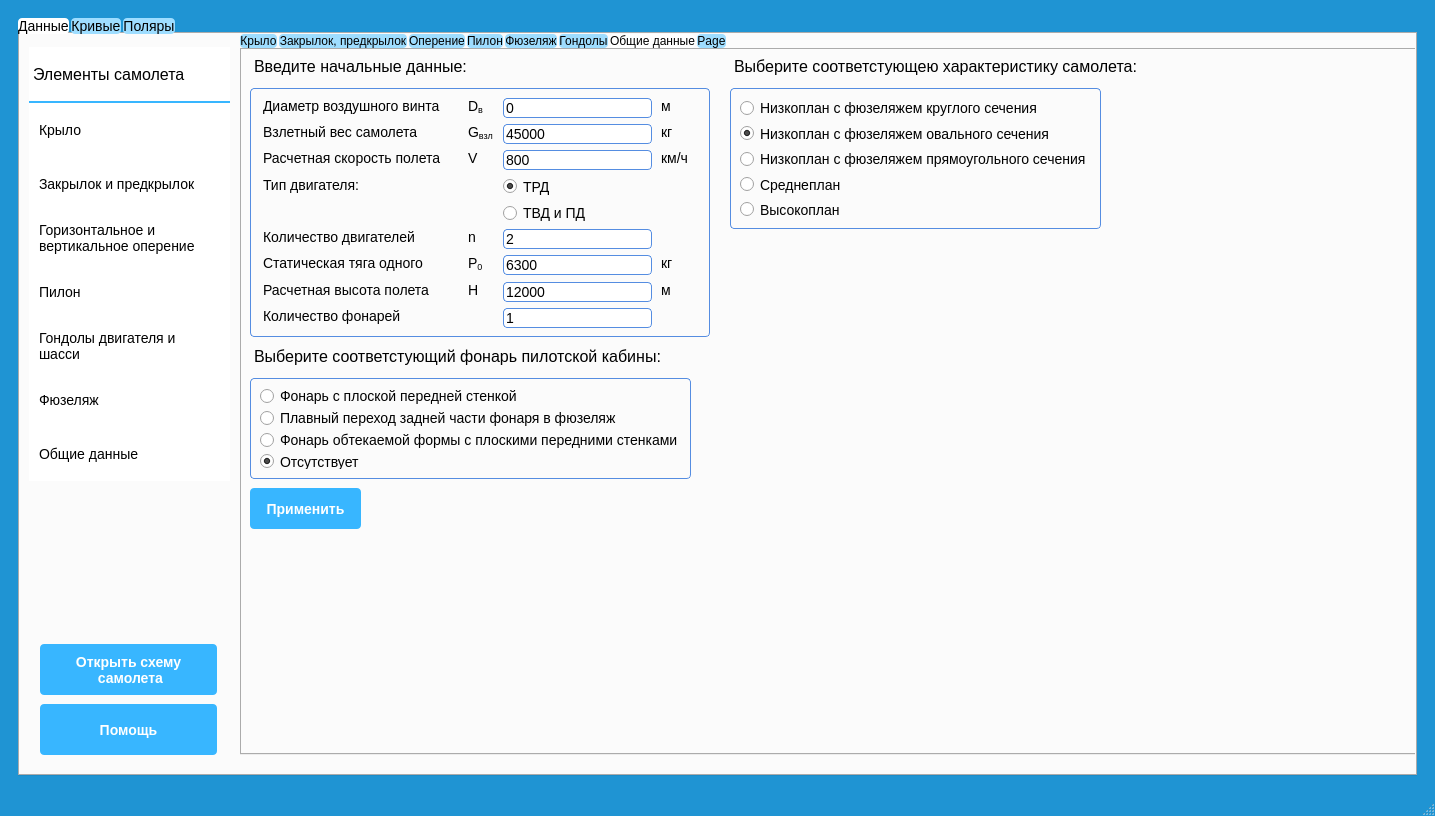
Old version of the form UI.ui in the repository alinlpkv/LapikovaDiplom.
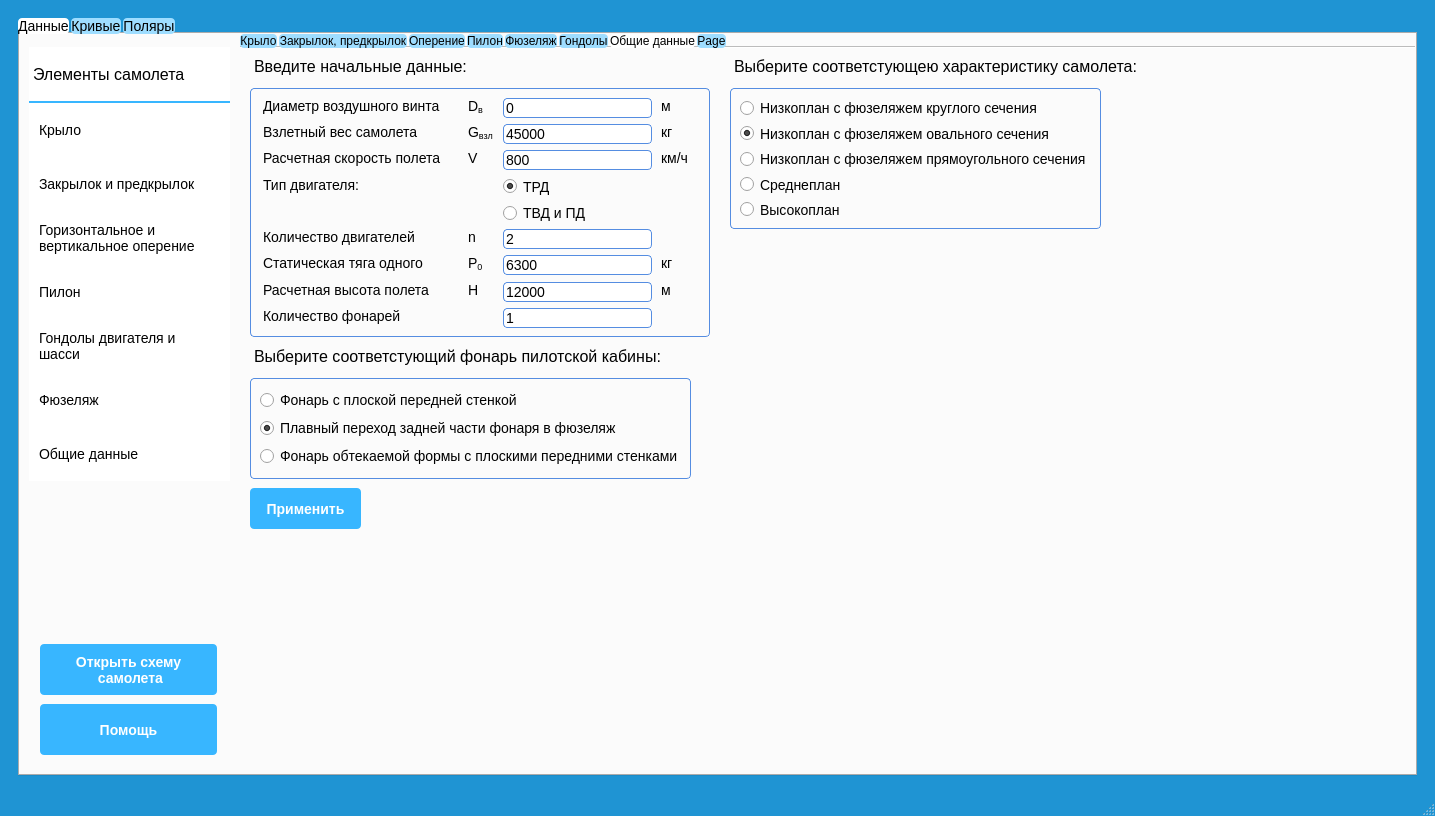
New version of the form. The open tabs and pages were chosen to show the change. Icons and pictures are not drawn.

```diff
--- a/UI.ui
+++ b/UI.ui
@@ -85,7 +85,7 @@
        <enum>QFrame::Plain</enum>
       </property>
       <property name="lineWidth">
-       <number>0</number>
+       <number>6</number>
       </property>
       <property name="widgetResizable">
        <bool>true</bool>
@@ -99,6 +99,12 @@
          <height>778</height>
         </rect>
        </property>
+       <property name="minimumSize">
+        <size>
+         <width>1400</width>
+         <height>775</height>
+        </size>
+       </property>
        <property name="styleSheet">
         <string notr="true">QTabBar::tab::selected{
 	color: black;
@@ -201,7 +207,7 @@
 }
 
 QTabWidget{
-border:0;
+border-bottom: 0;
 }
 
 QDoubleSpinBox {
@@ -220,6 +226,12 @@
             <property name="currentIndex">
              <number>7</number>
             </property>
+            <property name="usesScrollButtons">
+             <bool>true</bool>
+            </property>
+            <property name="documentMode">
+             <bool>true</bool>
+            </property>
             <property name="tabBarAutoHide">
              <bool>false</bool>
             </property>
@@ -3507,13 +3519,6 @@
                    </property>
                   </widget>
                  </item>
-                 <item row="1" column="0">
-                  <widget class="QRadioButton" name="rb_2">
-                   <property name="text">
-                    <string>Плавный переход задней части фонаря в фюзеляж</string>
-                   </property>
-                  </widget>
-                 </item>
                  <item row="2" column="0">
                   <widget class="QRadioButton" name="rb_3">
                    <property name="text">
@@ -3521,10 +3526,10 @@
                    </property>
                   </widget>
                  </item>
-                 <item row="3" column="0">
-                  <widget class="QRadioButton" name="rb_no">
+                 <item row="1" column="0">
+                  <widget class="QRadioButton" name="rb_2">
                    <property name="text">
-                    <string>Отсутствует</string>
+                    <string>Плавный переход задней части фонаря в фюзеляж</string>
                    </property>
                    <property name="checked">
                     <bool>true</bool>
@@ -3972,6 +3977,9 @@
             <property name="currentIndex">
              <number>4</number>
             </property>
+            <property name="documentMode">
+             <bool>true</bool>
+            </property>
             <widget class="QWidget" name="tabMkr">
              <attribute name="title">
               <string>Мкр</string>
@@ -5265,6 +5273,9 @@
             <property name="currentIndex">
              <number>3</number>
             </property>
+            <property name="documentMode">
+             <bool>true</bool>
+            </property>
             <widget class="QWidget" name="tabHelp_2">
              <property name="styleSheet">
               <string notr="true"/>
```
